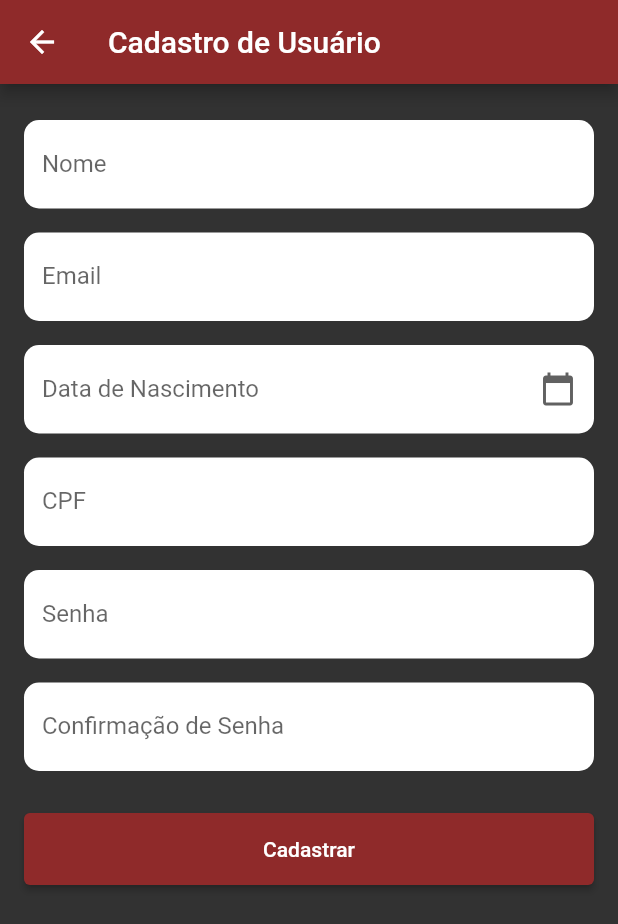
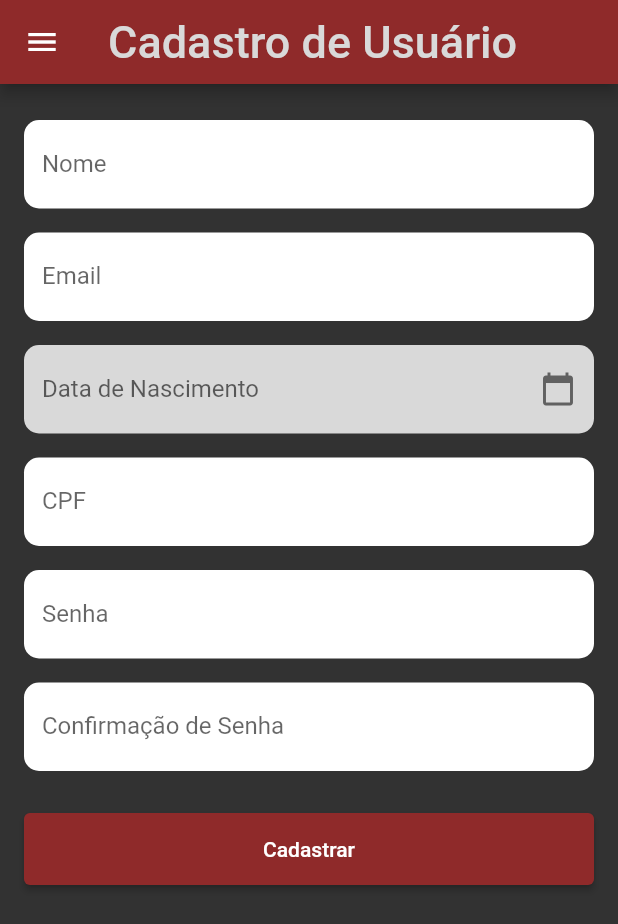
Before and after one commit to yurigrams/finace_maneger, a Flutter app: the UserRegistrationPage screen opened by its route, on a phone screen of 412 x 824 dp. Shown: the top 924 px of the screen. Run offline on Flutter 3.47's test engine with Material 3 defaults, Android fonts, the phone set to English and light mode, and no system bars; our stand-ins replace cloud_firestore, firebase_auth, firebase_core, fl_chart, google_fonts; accounts and stored records are empty.

Commit message:
Arrumando rotas

```diff
--- a/lib/pages/register_user_page.dart
+++ b/lib/pages/register_user_page.dart
@@ -1,4 +1,5 @@
 import 'package:finace_maneger/components/app_colors.dart';
+import 'package:finace_maneger/components/base_page.dart';
 import 'package:flutter/material.dart';
 import 'package:flutter/services.dart';
 
@@ -19,12 +20,7 @@
 
   @override
   Widget build(BuildContext context) {
-    return Scaffold(
-      backgroundColor: AppColors.backgroundColor,
-      appBar: AppBar(
-        title: Text("Cadastro de Usuário"),
-        backgroundColor: AppColors.primarygroundColor,
-      ),
+    return BasePage(titles:"Cadastro de Usuário" ,
       body: Padding(
         padding: const EdgeInsets.all(16.0),
         child: Form(
@@ -69,7 +65,7 @@
         decoration: InputDecoration(
           labelText: label,
           filled: true,
-          fillColor: Colors.white,
+          fillColor: AppColors.white,
           border: OutlineInputBorder(
             borderRadius: BorderRadius.circular(10),
             borderSide: BorderSide.none,
```
Also changed, not shown: lib/components/base_page.dart (+8 -2 lines).
